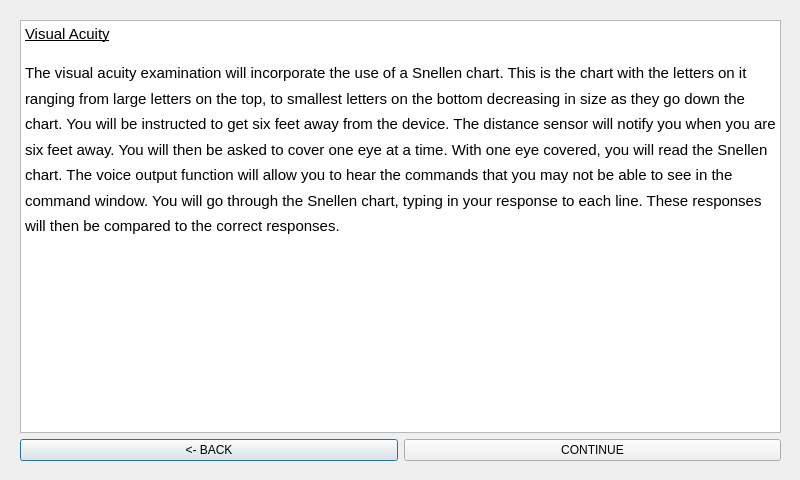
Above: PhoeVersion/Qt_Creator/projectPHOE/acuitydescr.ui from jdsalguer/senior_project before the change. Below: the same form after it.
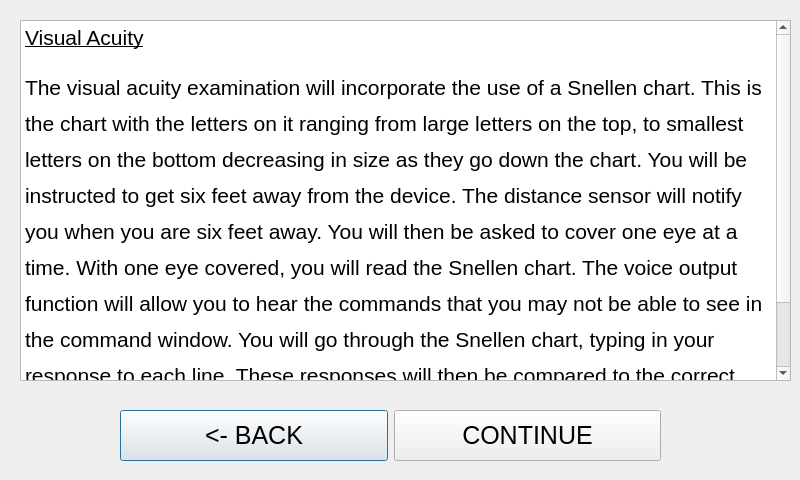
That is the form after the change.

Commit message: visual changes and color test mostly working

What changed in the file:
```diff
--- a/PhoeVersion/Qt_Creator/projectPHOE/acuitydescr.ui
+++ b/PhoeVersion/Qt_Creator/projectPHOE/acuitydescr.ui
@@ -13,33 +13,48 @@
   <property name="windowTitle">
    <string>Dialog</string>
   </property>
-  <widget class="QWidget" name="">
+  <widget class="QTextBrowser" name="textBrowser">
    <property name="geometry">
     <rect>
      <x>20</x>
      <y>20</y>
-     <width>761</width>
-     <height>441</height>
+     <width>771</width>
+     <height>361</height>
     </rect>
    </property>
-   <layout class="QVBoxLayout" name="verticalLayout">
-    <item>
-     <widget class="QTextBrowser" name="textBrowser">
       <property name="html">
        <string>&lt;!DOCTYPE HTML PUBLIC &quot;-//W3C//DTD HTML 4.0//EN&quot; &quot;http://www.w3.org/TR/REC-html40/strict.dtd&quot;&gt;
 &lt;html&gt;&lt;head&gt;&lt;meta name=&quot;qrichtext&quot; content=&quot;1&quot; /&gt;&lt;style type=&quot;text/css&quot;&gt;
 p, li { white-space: pre-wrap; }
 &lt;/style&gt;&lt;/head&gt;&lt;body style=&quot; font-family:'Ubuntu'; font-size:11pt; font-weight:400; font-style:normal;&quot;&gt;
-&lt;p style=&quot; margin-top:12px; margin-bottom:0px; margin-left:0px; margin-right:0px; -qt-block-indent:0; text-indent:0px; line-height:150%;&quot;&gt;&lt;span style=&quot; text-decoration: underline;&quot;&gt;Visual Acuity&lt;/span&gt;&lt;/p&gt;
-&lt;p style=&quot; margin-top:12px; margin-bottom:0px; margin-left:0px; margin-right:0px; -qt-block-indent:0; text-indent:0px; line-height:150%;&quot;&gt;The visual acuity examination will incorporate the use of a Snellen chart. This is the chart with the letters on it ranging from large letters on the top, to smallest letters on the bottom decreasing in size as they go down the chart. You will be instructed to get six feet away from the device. The distance sensor will notify you when you are six feet away. You will then be asked to cover one eye at a time. With one eye covered, you will read the Snellen chart. The voice output function will allow you to hear the commands that you may not be able to see in the command window. You will go through the Snellen chart, typing in your response to each line. These responses will then be compared to the correct responses. &lt;/p&gt;
-&lt;p style=&quot;-qt-paragraph-type:empty; margin-top:0px; margin-bottom:0px; margin-left:0px; margin-right:0px; -qt-block-indent:0; text-indent:0px;&quot;&gt;&lt;br /&gt;&lt;/p&gt;&lt;/body&gt;&lt;/html&gt;</string>
-      </property>
-     </widget>
-    </item>
-    <item>
+&lt;p style=&quot; margin-top:12px; margin-bottom:0px; margin-left:0px; margin-right:0px; -qt-block-indent:0; text-indent:0px; line-height:150%;&quot;&gt;&lt;span style=&quot; font-size:16pt; text-decoration: underline;&quot;&gt;Visual Acuity&lt;/span&gt;&lt;/p&gt;
+&lt;p style=&quot; margin-top:12px; margin-bottom:0px; margin-left:0px; margin-right:0px; -qt-block-indent:0; text-indent:0px; line-height:150%;&quot;&gt;&lt;span style=&quot; font-size:16pt;&quot;&gt;The visual acuity examination will incorporate the use of a Snellen chart. This is the chart with the letters on it ranging from large letters on the top, to smallest letters on the bottom decreasing in size as they go down the chart. You will be instructed to get six feet away from the device. The distance sensor will notify you when you are six feet away. You will then be asked to cover one eye at a time. With one eye covered, you will read the Snellen chart. The voice output function will allow you to hear the commands that you may not be able to see in the command window. You will go through the Snellen chart, typing in your response to each line. These responses will then be compared to the correct responses. &lt;/span&gt;&lt;/p&gt;
+&lt;p style=&quot;-qt-paragraph-type:empty; margin-top:0px; margin-bottom:0px; margin-left:0px; margin-right:0px; -qt-block-indent:0; text-indent:0px; font-size:16pt;&quot;&gt;&lt;br /&gt;&lt;/p&gt;&lt;/body&gt;&lt;/html&gt;</string>
+   </property>
+  </widget>
+  <widget class="QWidget" name="">
+   <property name="geometry">
+    <rect>
+     <x>120</x>
+     <y>410</y>
+     <width>541</width>
+     <height>51</height>
+    </rect>
+   </property>
      <layout class="QHBoxLayout" name="horizontalLayout">
       <item>
        <widget class="QPushButton" name="adescrbakButton">
+      <property name="sizePolicy">
+       <sizepolicy hsizetype="Minimum" vsizetype="Expanding">
+        <horstretch>0</horstretch>
+        <verstretch>0</verstretch>
+       </sizepolicy>
+      </property>
+      <property name="font">
+       <font>
+        <pointsize>19</pointsize>
+       </font>
+      </property>
         <property name="text">
          <string>&lt;- BACK</string>
         </property>
@@ -47,12 +62,21 @@
       </item>
       <item>
        <widget class="QPushButton" name="adescrcontButton">
+      <property name="sizePolicy">
+       <sizepolicy hsizetype="Minimum" vsizetype="Expanding">
+        <horstretch>0</horstretch>
+        <verstretch>0</verstretch>
+       </sizepolicy>
+      </property>
+      <property name="font">
+       <font>
+        <pointsize>19</pointsize>
+       </font>
+      </property>
         <property name="text">
          <string>CONTINUE</string>
         </property>
        </widget>
-      </item>
-     </layout>
     </item>
    </layout>
   </widget>
```
Lines whose indentation alone changed are shown as unchanged. The commit also changes 247 other files.
